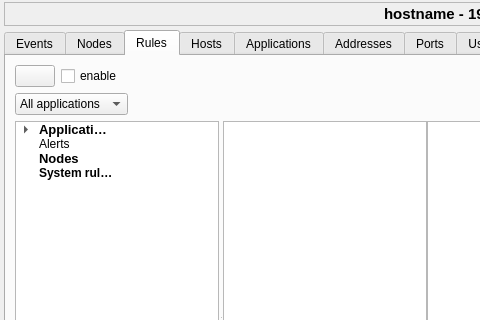
Qt form ui/opensnitch/res/stats.ui (evilsocket/opensnitch) before a commit; both pictures show x 0 to 480 and y 0 to 320 of the 863 by 597 pixel window.
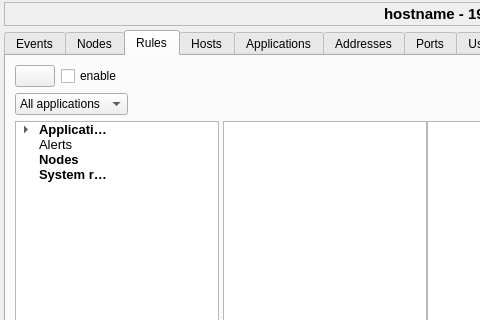
The same form after that commit. The open tabs and pages were chosen to show the change. Icons and pictures are not drawn. Custom widgets are drawn as their Qt base class.

```diff
--- a/ui/opensnitch/res/stats.ui
+++ b/ui/opensnitch/res/stats.ui
@@ -743,7 +743,6 @@
            <property name="font">
             <font>
              <pointsize>10</pointsize>
-             <weight>75</weight>
              <bold>true</bold>
             </font>
            </property>
@@ -784,6 +783,11 @@
            <property name="text">
             <string>Alerts</string>
            </property>
+           <property name="font">
+            <font>
+             <pointsize>10</pointsize>
+            </font>
+           </property>
            <property name="icon">
             <iconset theme="dialog-warning">
              <normaloff>../../../../../../../../../../../../../../../../../../.designer/backup</normaloff>../../../../../../../../../../../../../../../../../../.designer/backup</iconset>
@@ -796,7 +800,6 @@
            <property name="font">
             <font>
              <pointsize>10</pointsize>
-             <weight>75</weight>
              <bold>true</bold>
             </font>
            </property>
@@ -811,7 +814,7 @@
            </property>
            <property name="font">
             <font>
-             <weight>75</weight>
+             <pointsize>10</pointsize>
              <bold>true</bold>
             </font>
            </property>
```
Left out of the diff: 177 changed lines with no effect on the pictures.
